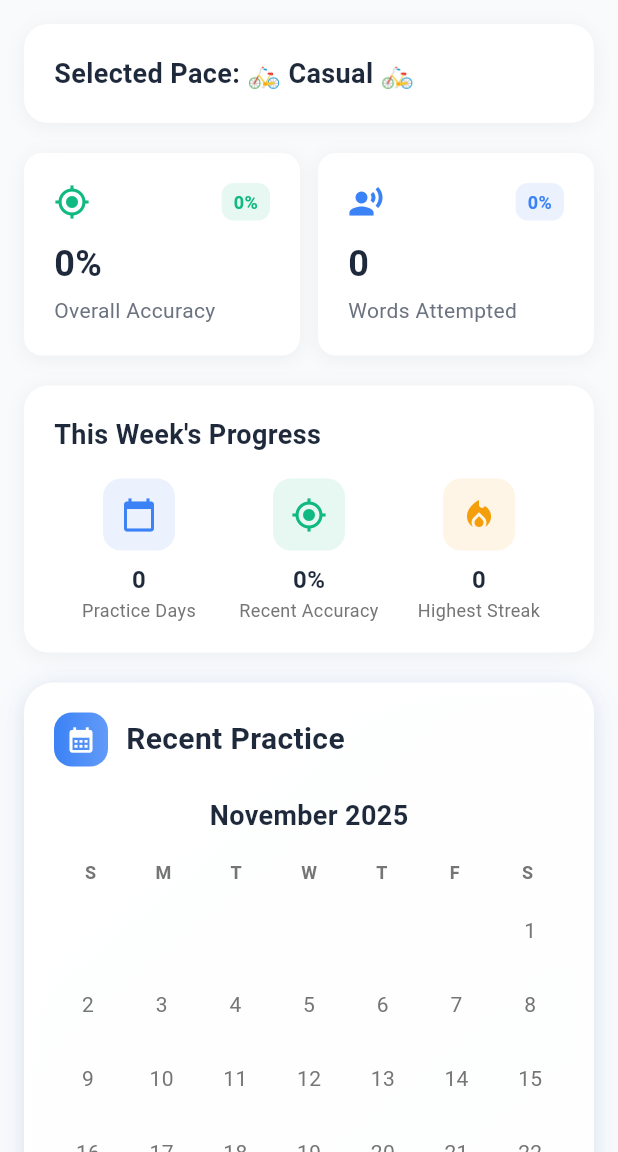
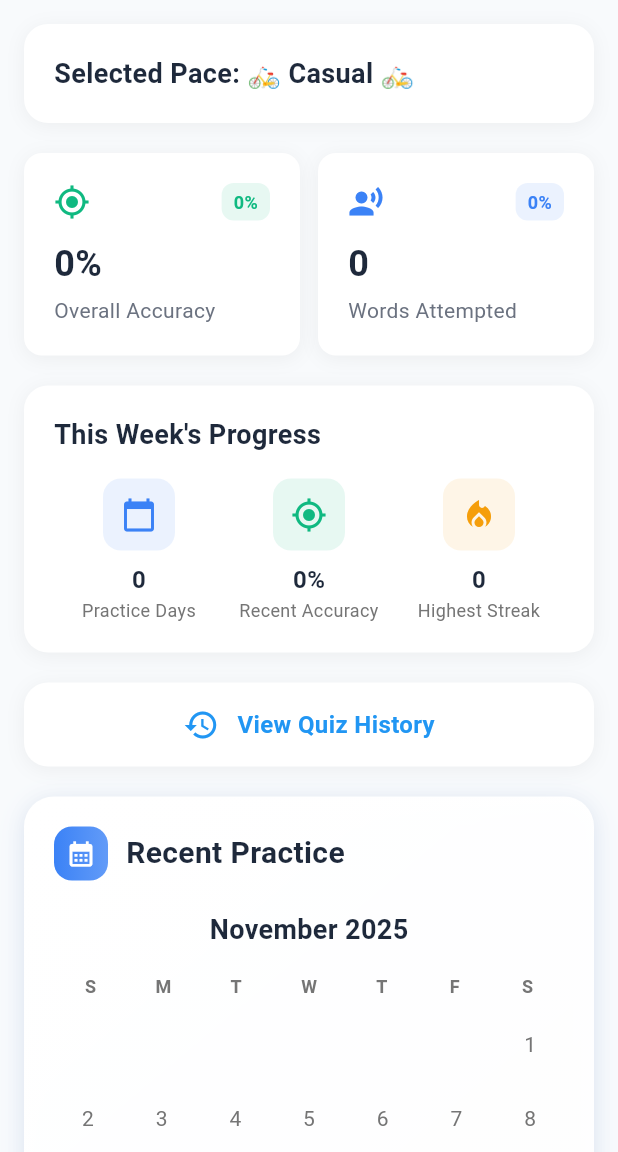
Before and after one commit to uprm-inso4101-2025-2026-s1/semester-project-pronunciation-coach, a Flutter app: the UserProgressDashboard screen opened directly, on a phone screen of 412 x 824 dp, the part 84-1236 px from its top. Run offline on Flutter 3.47's test engine with Material 3 defaults, Android fonts, the phone set to English and light mode, and no system bars; our stand-ins replace audioplayers, flutter_secure_storage, get_it, shared_preferences, sizer, supabase_flutter; accounts and stored records are empty; network calls fail; Roboto replaces fonts that are missing (SF Pro Display); statements that could not run were skipped.

Commit message:
Moved the quiz history button to the Dashboard.

```diff
--- a/app/lib/features/dashboard/presentation/pages/user_progress_dashboard.dart
+++ b/app/lib/features/dashboard/presentation/pages/user_progress_dashboard.dart
@@ -8,6 +8,7 @@ import '../../../../core/common/text_styles.dart' as common_text_styles;
 import '../../../../core/common/user_progress_stats.dart';
 import '../../../../core/network/progress_service.dart';
 import '../../../quiz/presentation/pages/audio_quiz_home_page.dart';
+import '../../../quiz/presentation/pages/audio_quiz_history_page.dart';
 import '../../../authentication/presentation/pages/login_page.dart';
 import '../widgets/monthly_practice_calendar.dart';
 import 'package:app/features/profile/presentation/pages/profile_page.dart';
@@ -319,6 +320,7 @@ class _UserProgressDashboardState extends State<UserProgressDashboard>
         children: [
           // Display Selected Pace
           _buildSelectedPace(context),
+
           const SizedBox(height: 20),
 
           // Loading/Error states
@@ -356,6 +358,52 @@ class _UserProgressDashboardState extends State<UserProgressDashboard>
             // Practice Statistics
             _buildPracticeStatistics(),
             const SizedBox(height: 20),
+
+            SizedBox(height: 0),
+
+            GestureDetector(
+              onTap: () {
+                Navigator.push(
+                  context,
+                  MaterialPageRoute(builder: (_) => const QuizHistoryPage()),
+                );
+              },
+              child: Container(
+                width: double.infinity,
+                padding: const EdgeInsets.symmetric(
+                  vertical: 16,
+                  horizontal: 20,
+                ),
+                decoration: BoxDecoration(
+                  color: Colors.white,
+                  borderRadius: BorderRadius.circular(16),
+                  boxShadow: [
+                    BoxShadow(
+                      color: Colors.black.withOpacity(0.05),
+                      blurRadius: 10,
+                      offset: const Offset(0, 2),
+                    ),
+                  ],
+                ),
+                child: Row(
+                  mainAxisAlignment: MainAxisAlignment.center,
+                  children: const [
+                    Icon(Icons.history, color: Colors.blue),
+                    SizedBox(width: 12),
+                    Text(
+                      'View Quiz History',
+                      style: TextStyle(
+                        color: Colors.blue,
+                        fontWeight: FontWeight.w700,
+                        fontSize: 16,
+                      ),
+                    ),
+                  ],
+                ),
+              ),
+            ),
+
+            SizedBox(height: 20),
 
             // Recent Practice Sessions
             MonthlyPracticeCalendar(
```
Also changed, not shown: app/lib/features/quiz/presentation/pages/audio_quiz_history_page.dart (+12 -122 lines), app/lib/features/quiz/presentation/pages/audio_quiz_home_page.dart (+1 -23 lines).
